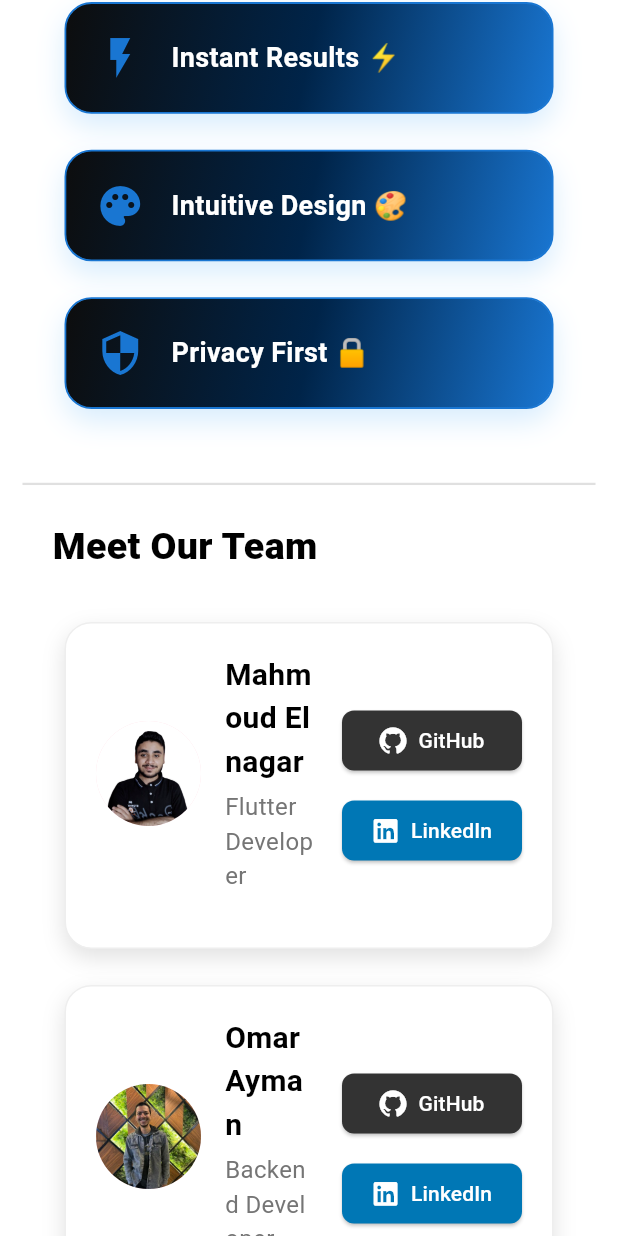
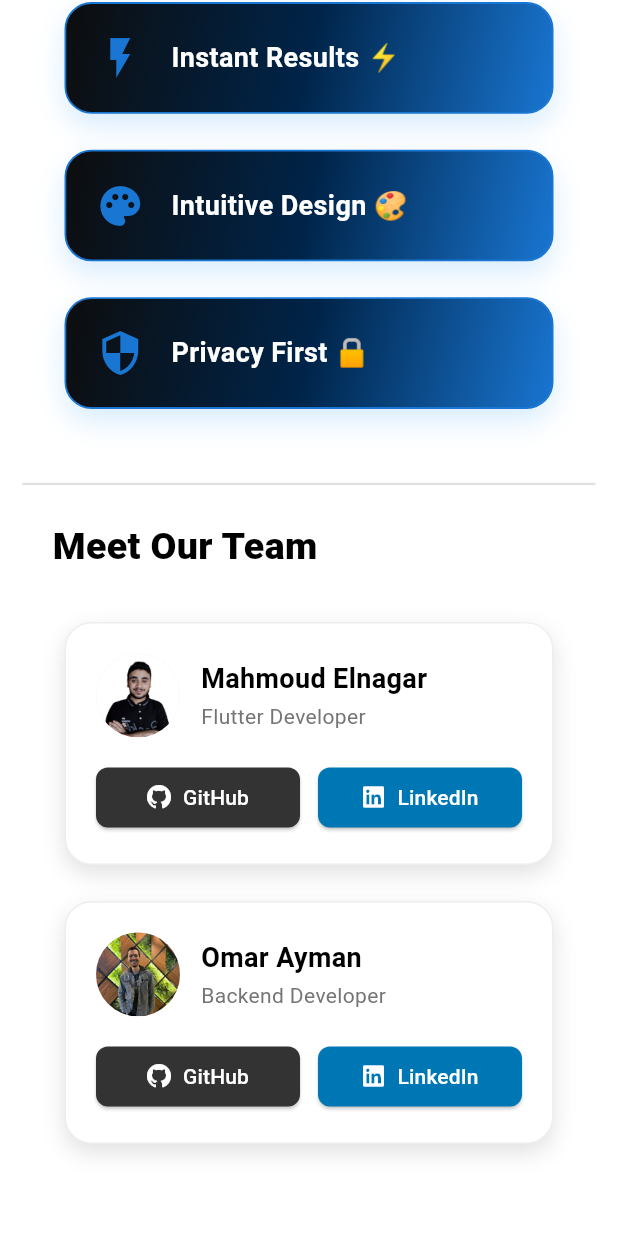
Before and after one commit to Mahmoudelnagar5/Aura-Web, a Flutter app: the screen it shows after launch, scrolled down 2185 dp, on a phone screen of 412 x 824 dp. Run offline on Flutter 3.47's test engine with Material 3 defaults, Android fonts, the light colour scheme and no system bars; our stand-ins replace carousel_slider, font_awesome_flutter, google_fonts; Roboto replaces fonts that are missing (Cairo).

Commit message:
feat: Make team member cards responsive with LayoutBuilder

```diff
--- a/lib/screens/page_one.dart
+++ b/lib/screens/page_one.dart
@@ -156,13 +156,13 @@ class PageOne extends StatelessWidget {
       ),
       child: Padding(
         padding: const EdgeInsets.all(20),
-        child: Row(
-          children: [
-            Expanded(
-              child: Column(
-                crossAxisAlignment: CrossAxisAlignment.start,
-                children: [
-                  Row(
+        child: LayoutBuilder(
+          builder: (context, constraints) {
+            final isWide = constraints.maxWidth > 600;
+
+            if (isWide) {
+              // Horizontal layout for wide screens
+              return Row(
                 children: [
                   CircleAvatar(
                     radius: 35,
@@ -194,12 +194,6 @@ class PageOne extends StatelessWidget {
                       ],
                     ),
                   ),
-                    ],
-                  ),
-                  const SizedBox(height: 16),
-                ],
-              ),
-            ),
                   const SizedBox(width: 16),
                   Column(
                     children: [
@@ -221,7 +215,6 @@ class PageOne extends StatelessWidget {
                       ElevatedButton.icon(
                         style: ElevatedButton.styleFrom(
                           minimumSize: const Size(120, 40),
-
                           backgroundColor: const Color(0xFF0077B5),
                           foregroundColor: Colors.white,
                           shape: RoundedRectangleBorder(
@@ -236,6 +229,93 @@ class PageOne extends StatelessWidget {
                     ],
                   ),
                 ],
+              );
+            } else {
+              // Vertical layout for narrow screens
+              return Column(
+                children: [
+                  Row(
+                    children: [
+                      CircleAvatar(
+                        radius: 28,
+                        backgroundImage: AssetImage(imageUrl),
+                      ),
+                      const SizedBox(width: 14),
+                      Expanded(
+                        child: Column(
+                          crossAxisAlignment: CrossAxisAlignment.start,
+                          children: [
+                            Text(
+                              name,
+                              style: GoogleFonts.cairo(
+                                color: Colors.black,
+                                fontSize: 18,
+                                fontWeight: FontWeight.bold,
+                              ),
+                              textAlign: TextAlign.left,
+                            ),
+                            const SizedBox(height: 2),
+                            Text(
+                              role,
+                              style: GoogleFonts.cairo(
+                                color: Colors.grey[600],
+                                fontSize: 14,
+                              ),
+                              textAlign: TextAlign.left,
+                            ),
+                          ],
+                        ),
+                      ),
+                    ],
+                  ),
+                  const SizedBox(height: 16),
+                  Row(
+                    children: [
+                      Expanded(
+                        child: ElevatedButton.icon(
+                          style: ElevatedButton.styleFrom(
+                            minimumSize: const Size(0, 40),
+                            backgroundColor: const Color(0xFF333333),
+                            foregroundColor: Colors.white,
+                            shape: RoundedRectangleBorder(
+                              borderRadius: BorderRadius.circular(8),
+                            ),
+                            padding: const EdgeInsets.symmetric(
+                              vertical: 8,
+                              horizontal: 12,
+                            ),
+                          ),
+                          onPressed: () => _launchGitHub(gitHubUrl),
+                          icon: const Icon(FontAwesomeIcons.github, size: 16),
+                          label: const Text("GitHub"),
+                        ),
+                      ),
+                      const SizedBox(width: 12),
+                      Expanded(
+                        child: ElevatedButton.icon(
+                          style: ElevatedButton.styleFrom(
+                            minimumSize: const Size(0, 40),
+                            backgroundColor: const Color(0xFF0077B5),
+                            foregroundColor: Colors.white,
+                            shape: RoundedRectangleBorder(
+                              borderRadius: BorderRadius.circular(8),
+                            ),
+                            padding: const EdgeInsets.symmetric(
+                              vertical: 8,
+                              horizontal: 12,
+                            ),
+                          ),
+                          onPressed: () => _launchLinkedIn(linkedInUrl),
+                          icon: const Icon(FontAwesomeIcons.linkedin, size: 16),
+                          label: const Text("LinkedIn"),
+                        ),
+                      ),
+                    ],
+                  ),
+                ],
+              );
+            }
+          },
         ),
       ),
     );
```
Lines whose indentation alone changed are shown as unchanged.
